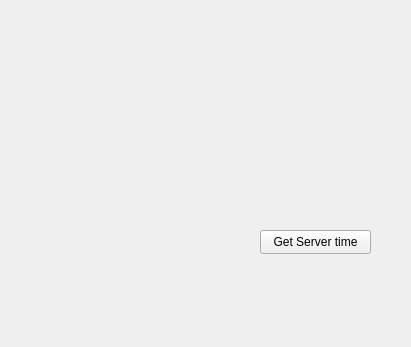
Above: Qt-External-Libraries-Examples/CURL-Example/src/view/ui/MainWindow.ui from STyulenev/Qt-CPP-Examples before the change. Below: the same form after it.
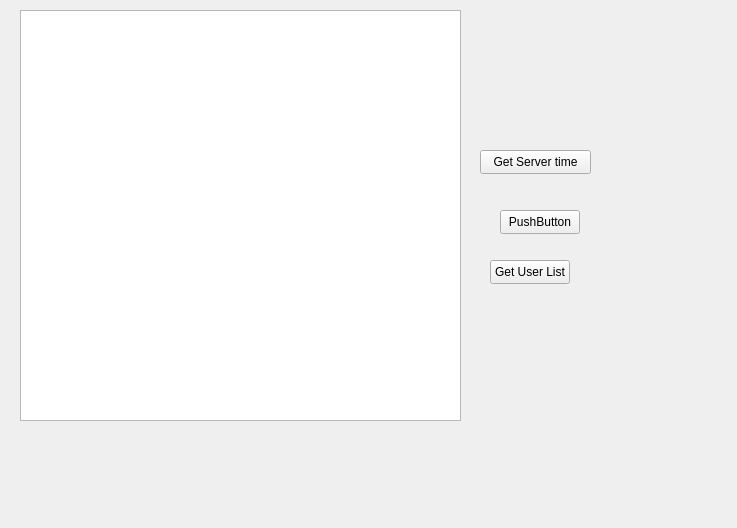
That is the form after the change.

Diff of the .ui file:
```diff
--- a/Qt-External-Libraries-Examples/CURL-Example/src/view/ui/MainWindow.ui
+++ b/Qt-External-Libraries-Examples/CURL-Example/src/view/ui/MainWindow.ui
@@ -6,8 +6,8 @@
    <rect>
     <x>0</x>
     <y>0</y>
-    <width>411</width>
-    <height>347</height>
+    <width>737</width>
+    <height>528</height>
    </rect>
   </property>
   <property name="windowTitle">
@@ -17,8 +17,8 @@
    <widget class="QPushButton" name="pushButton">
     <property name="geometry">
      <rect>
-      <x>260</x>
-      <y>230</y>
+      <x>480</x>
+      <y>150</y>
       <width>111</width>
       <height>24</height>
      </rect>
@@ -27,6 +27,42 @@
      <string>Get Server time</string>
     </property>
    </widget>
+   <widget class="QPushButton" name="pushButton_2">
+    <property name="geometry">
+     <rect>
+      <x>490</x>
+      <y>260</y>
+      <width>80</width>
+      <height>24</height>
+     </rect>
+    </property>
+    <property name="text">
+     <string>Get User List</string>
+    </property>
+   </widget>
+   <widget class="QPushButton" name="pushButton_3">
+    <property name="geometry">
+     <rect>
+      <x>500</x>
+      <y>210</y>
+      <width>80</width>
+      <height>24</height>
+     </rect>
+    </property>
+    <property name="text">
+     <string>PushButton</string>
+    </property>
+   </widget>
+   <widget class="QTableView" name="tableView">
+    <property name="geometry">
+     <rect>
+      <x>20</x>
+      <y>10</y>
+      <width>441</width>
+      <height>411</height>
+     </rect>
+    </property>
+   </widget>
   </widget>
  </widget>
  <resources/>
```
